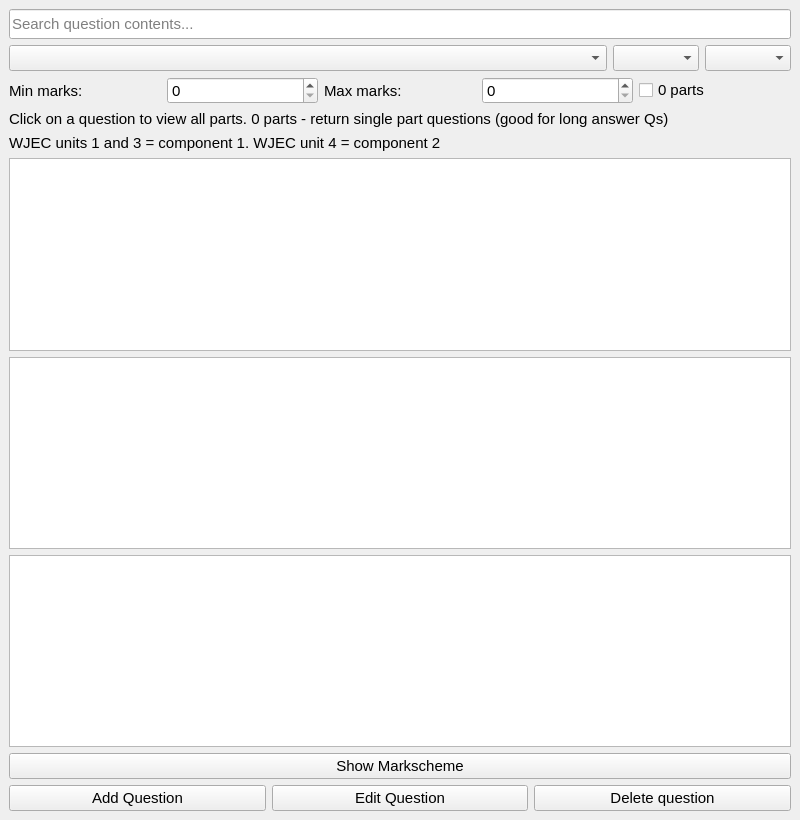
Before: the Qt Designer form QT/questionbankmainwindow.ui in Daniel-CG-Wright/ExamPaperProject, drawn with Qt 5.
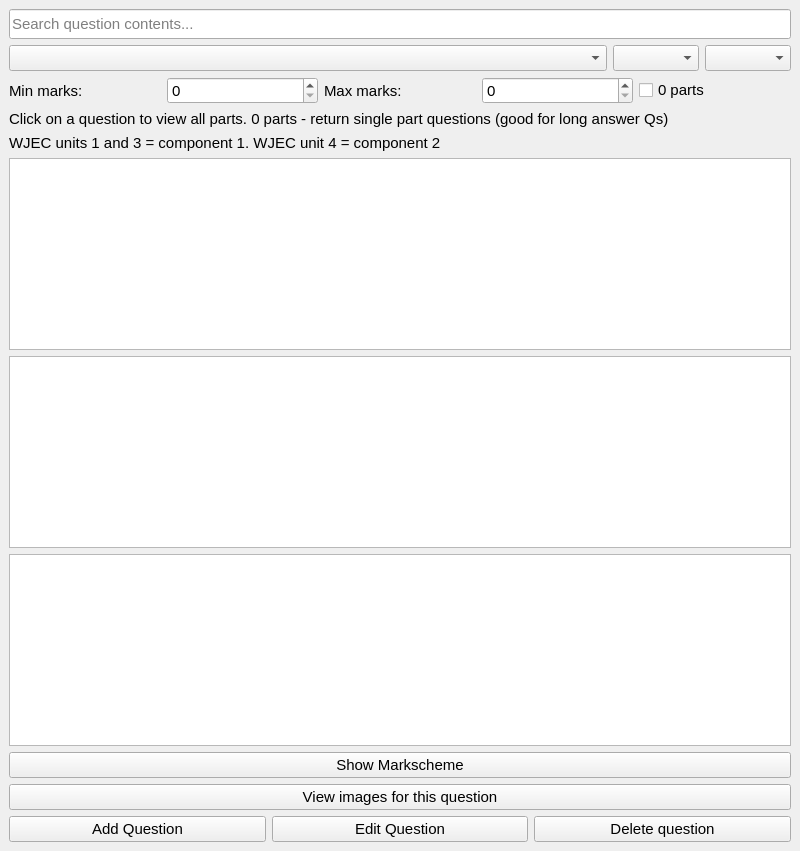
After: the same form once the commit is applied.

Commit message: Image support is in place for viewing images, but saving images is broken. Please fix saving images.

```diff
--- a/QT/questionbankmainwindow.ui
+++ b/QT/questionbankmainwindow.ui
@@ -191,6 +191,13 @@
       </property>
      </widget>
     </item>
+    <item>
+     <widget class="QPushButton" name="pbViewImages">
+      <property name="text">
+       <string>View images for this question</string>
+      </property>
+     </widget>
+    </item>
     <item>
      <layout class="QHBoxLayout" name="horizontalLayout_3">
       <item>
```
The commit also changes 18 other files.
